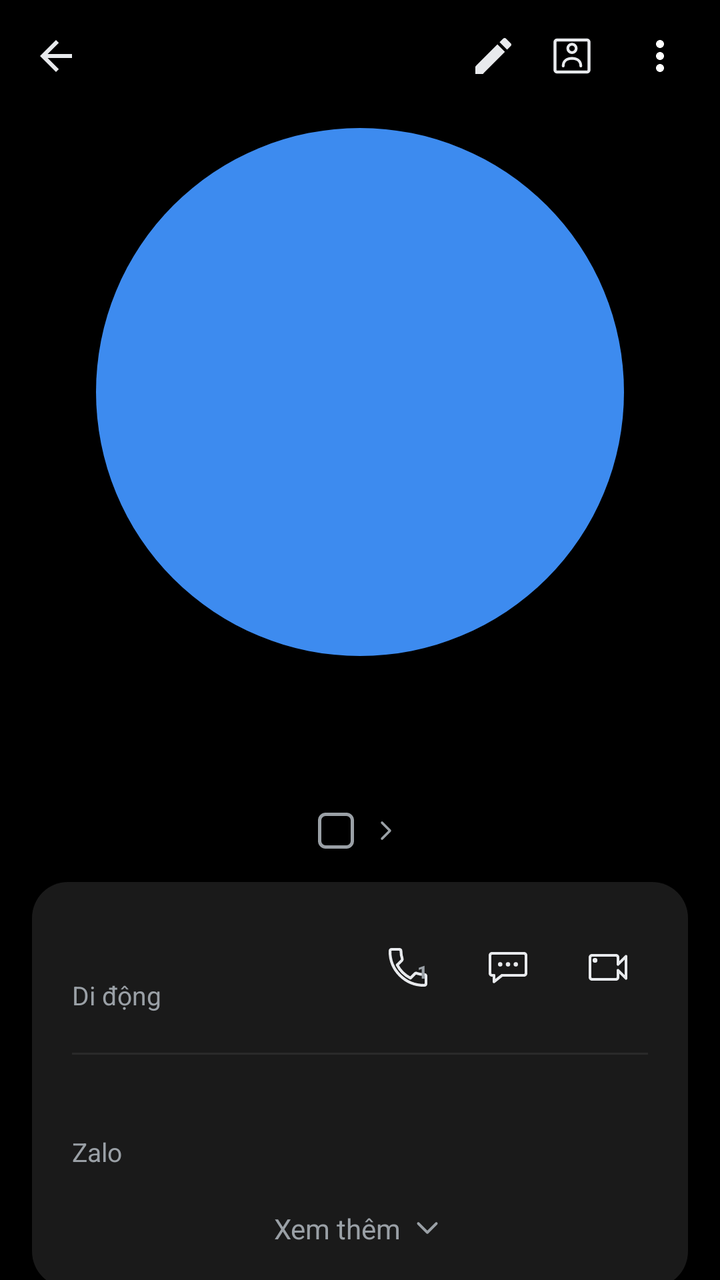
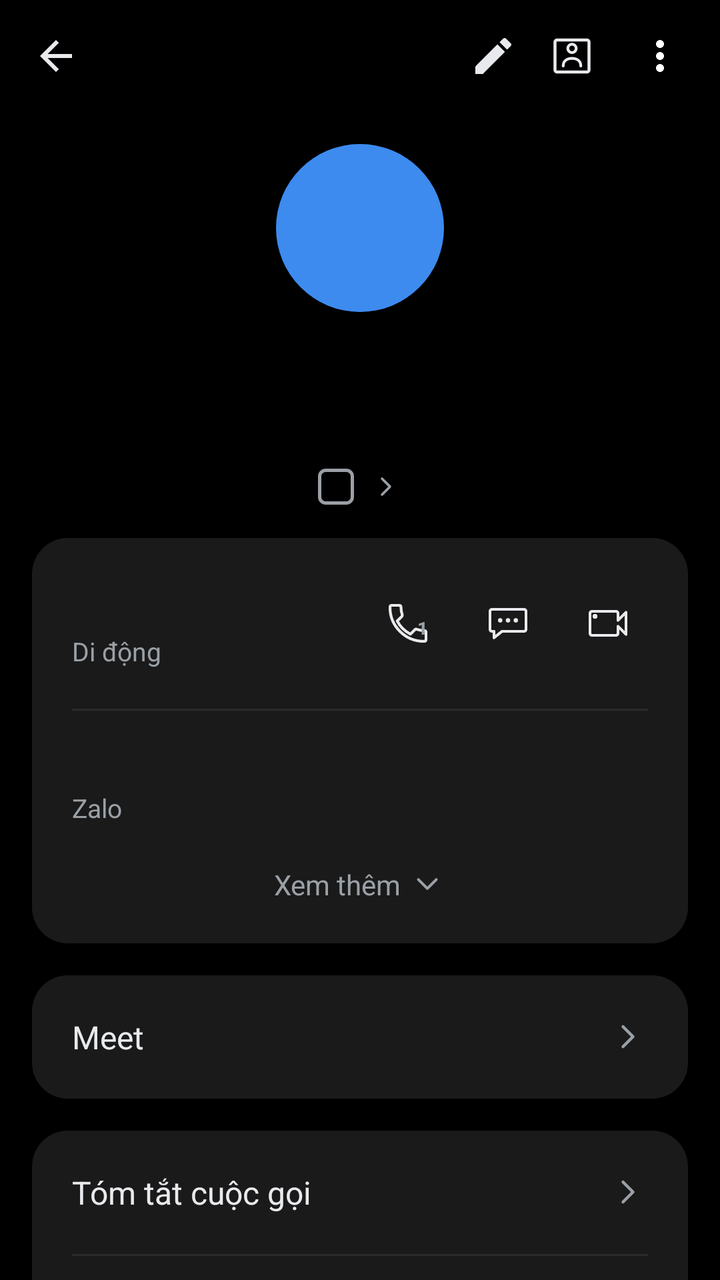

Before-and-after screenshots of an Android layout around one commit, followed by the original layout XML and the change that was made.
<!-- AndroidManifest.xml: application theme Theme.SimpleCall -->
<!-- res/layout/fragment_call_history.xml -->
<?xml version="1.0" encoding="utf-8"?>
<LinearLayout xmlns:android="http://schemas.android.com/apk/res/android"
    xmlns:app="http://schemas.android.com/apk/res-auto"
    android:layout_width="match_parent"
    android:layout_height="match_parent"
    android:orientation="vertical"
    android:background="@color/bg">

    
    <LinearLayout
        android:layout_width="match_parent" android:layout_height="56dp"
        android:orientation="horizontal" android:gravity="center_vertical"
        android:paddingStart="4dp" android:paddingEnd="8dp">

        <ImageButton android:id="@+id/btnBack"
            android:layout_width="48dp" android:layout_height="48dp"
            android:background="@android:color/transparent"
            android:src="@drawable/ic_arrow_back"
            android:contentDescription="Quay lại" />

        <Space android:layout_width="0dp" android:layout_height="1dp" android:layout_weight="1" />

        <ImageButton android:id="@+id/btnEdit"
            android:layout_width="35dp" android:layout_height="35dp"
            android:background="@android:color/transparent"
            android:src="@drawable/ic_edit"
            android:contentDescription="Sửa" />

        <ImageButton android:id="@+id/btnContactCard"
            android:layout_width="44dp" android:layout_height="44dp"
            android:background="@android:color/transparent"
            android:src="@drawable/ic_contact_card"
            android:contentDescription="Thẻ liên hệ" />

        <ImageButton android:id="@+id/btnMore"
            android:layout_width="44dp" android:layout_height="44dp"
            android:background="@android:color/transparent"
            android:src="@drawable/ic_more_vert"
            android:contentDescription="Thêm" />
    </LinearLayout>

    <ScrollView
        android:layout_width="match_parent" android:layout_height="0dp"
        android:layout_weight="1"
        android:clipToPadding="false"
        android:paddingBottom="24dp">

        <LinearLayout
            android:layout_width="match_parent" android:layout_height="wrap_content"
            android:orientation="vertical">

            
            <FrameLayout
                android:layout_width="264dp" android:layout_height="264dp"
                android:layout_gravity="center_horizontal"
                android:layout_marginTop="8dp">

                <TextView android:id="@+id/tvAvatar"
                    android:layout_width="264dp" android:layout_height="264dp"
                    android:layout_gravity="center"
                    android:background="@drawable/bg_avatar_circle"
                    android:gravity="center"
                    android:textSize="96sp" android:textColor="@color/white"
                    android:fontFamily="sans-serif-medium" />

                <ImageView android:id="@+id/ivDefaultAvatar"
                    android:layout_width="264dp" android:layout_height="264dp"
                    android:layout_gravity="center"
                    android:background="@drawable/bg_avatar_default"
                    android:src="@drawable/ic_person"
                    android:scaleType="center"
                    android:padding="66dp"
                    app:tint="@color/white"
                    android:visibility="gone"
                    android:contentDescription="@string/contact_photo" />
            </FrameLayout>

            
            <TextView android:id="@+id/tvTitle"
                android:layout_width="wrap_content" android:layout_height="wrap_content"
                android:layout_gravity="center_horizontal"
                android:layout_marginTop="16dp"
                android:layout_marginStart="32dp" android:layout_marginEnd="32dp"
                android:gravity="center"
                android:textSize="39sp" android:textStyle="bold"
                android:textColor="@color/text_primary"
                android:fontFamily="sans-serif-medium" />

            
            <LinearLayout android:id="@+id/rowSimDefault"
                android:layout_width="wrap_content" android:layout_height="wrap_content"
                android:layout_gravity="center_horizontal"
                android:layout_marginTop="10dp"
                android:orientation="horizontal" android:gravity="center_vertical"
                android:clickable="true" android:focusable="true">

                <TextView android:id="@+id/tvSimBadge"
                    android:layout_width="18dp" android:layout_height="18dp"
                    android:background="@drawable/bg_sim_badge"
                    android:gravity="center"
                    android:textSize="11sp" android:textColor="@color/text_secondary" />

                <TextView android:id="@+id/tvSubtitle"
                    android:layout_width="wrap_content" android:layout_height="wrap_content"
                    android:layout_marginStart="6dp"
                    android:textSize="14sp" android:textColor="@color/text_secondary" />

                <ImageView
                    android:layout_width="16dp" android:layout_height="16dp"
                    android:layout_marginStart="2dp"
                    android:src="@drawable/ic_chevron_right" />
            </LinearLayout>

            
            <LinearLayout
                android:layout_width="match_parent" android:layout_height="wrap_content"
                android:layout_margin="16dp"
                android:orientation="vertical"
                android:background="@drawable/bg_card_rounded"
                android:padding="20dp">

                <LinearLayout
                    android:layout_width="match_parent" android:layout_height="wrap_content"
                    android:orientation="horizontal" android:gravity="center_vertical">

                    <LinearLayout
                        android:layout_width="0dp" android:layout_height="wrap_content"
                        android:layout_weight="1" android:orientation="vertical">

                        <TextView android:id="@+id/tvNumber"
                            android:layout_width="wrap_content" android:layout_height="wrap_content"
                            android:textSize="19sp" android:textColor="@color/text_primary" />

                        <TextView android:id="@+id/tvNumberType"
                            android:layout_width="wrap_content" android:layout_height="wrap_content"
                            android:layout_marginTop="2dp"
                            android:text="@string/number_type_mobile"
                            android:textSize="13sp" android:textColor="@color/text_secondary" />
                    </LinearLayout>

                    
                    <FrameLayout
                        android:layout_width="40dp"
                        android:layout_height="40dp">
                        <ImageButton android:id="@+id/btnCallRow"
                            android:layout_width="match_parent"
                            android:layout_height="match_parent"
                            android:background="@android:color/transparent"
                            android:src="@drawable/ic_call_outline"
                            android:contentDescription="@string/call" />
                        
                        <TextView
                            android:id="@+id/tvCallSimNum"
                            android:layout_width="wrap_content"
                            android:layout_height="wrap_content"
                            android:layout_gravity="top|end"
                            android:layout_marginTop="16dp"
                            android:layout_marginEnd="10dp"
                            android:text="1"
                            android:textSize="9sp"
                            android:textStyle="bold"
                            android:textColor="@color/text_secondary"
                            android:fontFamily="sans-serif-medium" />
                    </FrameLayout>

                    <ImageButton android:id="@+id/btnMessageRow"
                        android:layout_width="40dp" android:layout_height="40dp"
                        android:layout_marginStart="10dp"
                        android:background="@android:color/transparent"
                        android:src="@drawable/ic_message_outline"
                        android:contentDescription="Nhắn tin" />

                    <ImageButton android:id="@+id/btnVideoRow"
                        android:layout_width="40dp" android:layout_height="40dp"
                        android:layout_marginStart="10dp"
                        android:background="@android:color/transparent"
                        android:src="@drawable/ic_video_call_outline"
                        android:contentDescription="Video call" />
                </LinearLayout>

                <View android:id="@+id/divBeforeZalo"
                    android:layout_width="match_parent" android:layout_height="1dp"
                    android:layout_marginTop="20dp" android:layout_marginBottom="16dp"
                    android:background="@color/divider" />

                <LinearLayout android:id="@+id/rowZalo"
                    android:layout_width="match_parent" android:layout_height="wrap_content"
                    android:orientation="vertical"
                    android:clickable="true" android:focusable="true">

                    <TextView android:id="@+id/tvZalo"
                        android:layout_width="wrap_content" android:layout_height="wrap_content"
                        android:textSize="16sp" android:textColor="@color/text_primary" />

                    <TextView
                        android:layout_width="wrap_content" android:layout_height="wrap_content"
                        android:layout_marginTop="2dp"
                        android:text="Zalo"
                        android:textSize="13sp" android:textColor="@color/text_secondary" />
                </LinearLayout>

                <LinearLayout android:id="@+id/rowSeeMore"
                    android:layout_width="match_parent" android:layout_height="wrap_content"
                    android:layout_marginTop="20dp"
                    android:orientation="horizontal" android:gravity="center"
                    android:clickable="true" android:focusable="true">

                    <TextView
                        android:layout_width="wrap_content" android:layout_height="wrap_content"
                        android:text="Xem thêm"
                        android:textSize="14sp" android:textColor="@color/text_secondary" />

                    <ImageView
                        android:layout_width="18dp" android:layout_height="18dp"
                        android:layout_marginStart="4dp"
                        android:src="@drawable/ic_chevron_down" />
                </LinearLayout>
            </LinearLayout>

            
            <LinearLayout android:id="@+id/rowMeet"
                android:layout_width="match_parent" android:layout_height="wrap_content"
                android:layout_marginStart="16dp" android:layout_marginEnd="16dp"
                android:orientation="horizontal" android:gravity="center_vertical"
                android:background="@drawable/bg_card_rounded"
                android:padding="20dp"
                android:clickable="true" android:focusable="true">

                <TextView
                    android:layout_width="0dp" android:layout_height="wrap_content"
                    android:layout_weight="1"
                    android:text="Meet"
                    android:textSize="16sp" android:textColor="@color/text_primary" />

                <ImageView
                    android:layout_width="20dp" android:layout_height="20dp"
                    android:src="@drawable/ic_chevron_right" />
            </LinearLayout>

            
            <LinearLayout
                android:layout_width="match_parent" android:layout_height="wrap_content"
                android:layout_margin="16dp"
                android:orientation="vertical"
                android:background="@drawable/bg_card_rounded">

                <LinearLayout android:id="@+id/rowCallSummary"
                    android:layout_width="match_parent" android:layout_height="wrap_content"
                    android:orientation="horizontal" android:gravity="center_vertical"
                    android:padding="20dp"
                    android:clickable="true" android:focusable="true">

                    <TextView
                        android:layout_width="0dp" android:layout_height="wrap_content"
                        android:layout_weight="1"
                        android:text="Tóm tắt cuộc gọi"
                        android:textSize="16sp" android:textColor="@color/text_primary" />

                    <ImageView
                        android:layout_width="20dp" android:layout_height="20dp"
                        android:src="@drawable/ic_chevron_right" />
                </LinearLayout>

                <View
                    android:layout_width="match_parent" android:layout_height="1dp"
                    android:layout_marginStart="20dp" android:layout_marginEnd="20dp"
                    android:background="@color/divider" />

                <LinearLayout android:id="@+id/rowCallRecording"
                    android:layout_width="match_parent" android:layout_height="wrap_content"
                    android:orientation="horizontal" android:gravity="center_vertical"
                    android:padding="20dp"
                    android:clickable="true" android:focusable="true">

                    <TextView
                        android:layout_width="0dp" android:layout_height="wrap_content"
                        android:layout_weight="1"
                        android:text="Bản ghi âm cuộc gọi"
                        android:textSize="16sp" android:textColor="@color/text_primary" />

                    <ImageView
                        android:layout_width="20dp" android:layout_height="20dp"
                        android:src="@drawable/ic_chevron_right" />
                </LinearLayout>
            </LinearLayout>

            
            <LinearLayout android:id="@+id/cardAddContact"
                android:layout_width="match_parent" android:layout_height="wrap_content"
                android:layout_margin="16dp"
                android:orientation="vertical"
                android:background="@drawable/bg_card_rounded"
                android:visibility="gone">

                <LinearLayout android:id="@+id/rowCreateContact"
                    android:layout_width="match_parent" android:layout_height="wrap_content"
                    android:orientation="horizontal" android:gravity="center_vertical"
                    android:padding="20dp"
                    android:clickable="true" android:focusable="true">

                    <TextView
                        android:layout_width="0dp" android:layout_height="wrap_content"
                        android:layout_weight="1"
                        android:text="Tạo liên hệ mới"
                        android:textSize="16sp" android:textColor="@color/text_primary" />

                    <ImageView
                        android:layout_width="20dp" android:layout_height="20dp"
                        android:src="@drawable/ic_chevron_right" />
                </LinearLayout>

                <View
                    android:layout_width="match_parent" android:layout_height="1dp"
                    android:layout_marginStart="20dp" android:layout_marginEnd="20dp"
                    android:background="@color/divider" />

                <LinearLayout android:id="@+id/rowAddExisting"
                    android:layout_width="match_parent" android:layout_height="wrap_content"
                    android:orientation="horizontal" android:gravity="center_vertical"
                    android:padding="20dp"
                    android:clickable="true" android:focusable="true">

                    <TextView
                        android:layout_width="0dp" android:layout_height="wrap_content"
                        android:layout_weight="1"
                        android:text="Thêm vào liên lạc hiện có"
                        android:textSize="16sp" android:textColor="@color/text_primary" />

                    <ImageView
                        android:layout_width="20dp" android:layout_height="20dp"
                        android:src="@drawable/ic_chevron_right" />
                </LinearLayout>
            </LinearLayout>

            
            <LinearLayout
                android:layout_width="match_parent" android:layout_height="wrap_content"
                android:layout_marginStart="20dp" android:layout_marginEnd="12dp"
                android:layout_marginTop="8dp"
                android:orientation="horizontal" android:gravity="center_vertical">

                <TextView
                    android:layout_width="0dp" android:layout_height="wrap_content"
                    android:layout_weight="1"
                    android:text="Nhật ký cuộc gọi"
                    android:textSize="15sp" android:textColor="@color/text_secondary" />

                <TextView android:id="@+id/btnClearLog"
                    android:layout_width="wrap_content" android:layout_height="wrap_content"
                    android:text="Xóa"
                    android:textSize="15sp" android:textColor="@color/accent_blue"
                    android:padding="8dp"
                    android:clickable="true" android:focusable="true" />
            </LinearLayout>

            
            <LinearLayout android:id="@+id/llHistoryEntries"
                android:layout_width="match_parent" android:layout_height="wrap_content"
                android:layout_margin="16dp"
                android:orientation="vertical"
                android:background="@drawable/bg_card_rounded" />

        </LinearLayout>
    </ScrollView>
</LinearLayout>
<!-- resources referenced by this layout -->
<resources>
  <color name="accent_blue">#1A73E8</color>
  <color name="bg">#000000</color>
  <color name="divider">#2A2A2A</color>
  <color name="text_primary">#E8EAED</color>
  <color name="text_secondary">#9AA0A6</color>
  <color name="white">#FFFFFF</color>
  <!-- drawable bg_avatar_circle (drawable) -->
  <?xml version="1.0" encoding="utf-8"?>
  <shape xmlns:android="http://schemas.android.com/apk/res/android"
      android:shape="oval">
      <solid android:color="@color/avatar_purple" />
  </shape>
  <!-- drawable bg_avatar_default (drawable) -->
  <?xml version="1.0" encoding="utf-8"?>
  <shape xmlns:android="http://schemas.android.com/apk/res/android"
      android:shape="oval">
      <solid android:color="@color/accent_blue" />
  </shape>
  <!-- drawable bg_card_rounded (drawable) -->
  <?xml version="1.0" encoding="utf-8"?>
  <shape xmlns:android="http://schemas.android.com/apk/res/android"
      android:shape="rectangle">
      <solid android:color="@color/detail_card_bg" />
      <corners android:radius="18dp" />
  </shape>
  <!-- drawable bg_sim_badge (drawable) -->
  <?xml version="1.0" encoding="utf-8"?>
  <shape xmlns:android="http://schemas.android.com/apk/res/android"
      android:shape="rectangle">
      <stroke android:width="1.5dp" android:color="@color/text_secondary" />
      <corners android:radius="3dp" />
      <solid android:color="@android:color/transparent" />
  </shape>
  <!-- drawable ic_arrow_back (drawable) -->
  <?xml version="1.0" encoding="utf-8"?>
  <vector xmlns:android="http://schemas.android.com/apk/res/android"
      android:width="24dp" android:height="24dp"
      android:viewportWidth="24" android:viewportHeight="24">
      
      <path android:fillColor="@color/text_primary"
          android:pathData="M20,11H7.83l5.59-5.59L12,4l-8,8 8,8 1.41-1.41L7.83,13H20v-2z"/>
  </vector>
  <!-- drawable ic_edit (drawable) -->
  <?xml version="1.0" encoding="utf-8"?>
  <vector xmlns:android="http://schemas.android.com/apk/res/android"
      android:width="24dp" android:height="24dp"
      android:viewportWidth="24" android:viewportHeight="24">
      <path android:fillColor="@color/text_primary"
          android:pathData="M3,17.25V21h3.75L17.81,9.94l-3.75,-3.75L3,17.25zM20.71,7.04c0.39,-0.39 0.39,-1.02 0,-1.41l-2.34,-2.34c-0.39,-0.39 -1.02,-0.39 -1.41,0l-1.83,1.83 3.75,3.75 1.83,-1.83z"/>
  </vector>
  <!-- drawable ic_more_vert (drawable) -->
  <?xml version="1.0" encoding="utf-8"?>
  <vector xmlns:android="http://schemas.android.com/apk/res/android"
      android:width="24dp" android:height="24dp"
      android:viewportWidth="24" android:viewportHeight="24">
      <path android:fillColor="#FFFFFF"
          android:pathData="M12,8c1.1,0 2,-0.9 2,-2s-0.9,-2 -2,-2 -2,0.9 -2,2 0.9,2 2,2zM12,10c-1.1,0 -2,0.9 -2,2s0.9,2 2,2 2,-0.9 2,-2 -0.9,-2 -2,-2zM12,16c-1.1,0 -2,0.9 -2,2s0.9,2 2,2 2,-0.9 2,-2 -0.9,-2 -2,-2z"/>
  </vector>
  <!-- drawable ic_person (drawable) -->
  <?xml version="1.0" encoding="utf-8"?>
  <vector xmlns:android="http://schemas.android.com/apk/res/android"
      android:width="24dp" android:height="24dp"
      android:viewportWidth="24" android:viewportHeight="24">
      <path android:fillColor="#FFFFFFFF"
          android:pathData="M12,12c2.21,0 4,-1.79 4,-4s-1.79,-4 -4,-4 -4,1.79 -4,4 1.79,4 4,4zM12,14c-2.67,0 -8,1.34 -8,4v2h16v-2c0,-2.66 -5.33,-4 -8,-4z"/>
  </vector>
  <string name="call">Gọi</string>
  <string name="contact_photo">Ảnh liên hệ</string>
  <string name="number_type_mobile">Di động</string>
  <color name="avatar_purple">#3D8BEF</color>
  <color name="detail_card_bg">#1A1A1A</color>
  <color name="primary">#1E8E3E</color>
  <color name="primary_dark">#137333</color>
  <!-- unchanged entries left out for length: 7 -->
</resources>

<!-- the commit's change to res/layout/fragment_call_history.xml (unified diff, before → after) -->
@@ -51,25 +51,25 @@
 
             
             <FrameLayout
-                android:layout_width="264dp" android:layout_height="264dp"
+                android:layout_width="84dp" android:layout_height="84dp"
                 android:layout_gravity="center_horizontal"
-                android:layout_marginTop="8dp">
+                android:layout_marginTop="16dp">
 
                 <TextView android:id="@+id/tvAvatar"
-                    android:layout_width="264dp" android:layout_height="264dp"
+                    android:layout_width="84dp" android:layout_height="84dp"
                     android:layout_gravity="center"
                     android:background="@drawable/bg_avatar_circle"
                     android:gravity="center"
-                    android:textSize="96sp" android:textColor="@color/white"
+                    android:textSize="58sp" android:textColor="@color/white"
                     android:fontFamily="sans-serif-medium" />
 
                 <ImageView android:id="@+id/ivDefaultAvatar"
-                    android:layout_width="264dp" android:layout_height="264dp"
+                    android:layout_width="84dp" android:layout_height="84dp"
                     android:layout_gravity="center"
                     android:background="@drawable/bg_avatar_default"
                     android:src="@drawable/ic_person"
                     android:scaleType="center"
-                    android:padding="66dp"
+                    android:padding="21dp"
                     app:tint="@color/white"
                     android:visibility="gone"
                     android:contentDescription="@string/contact_photo" />
